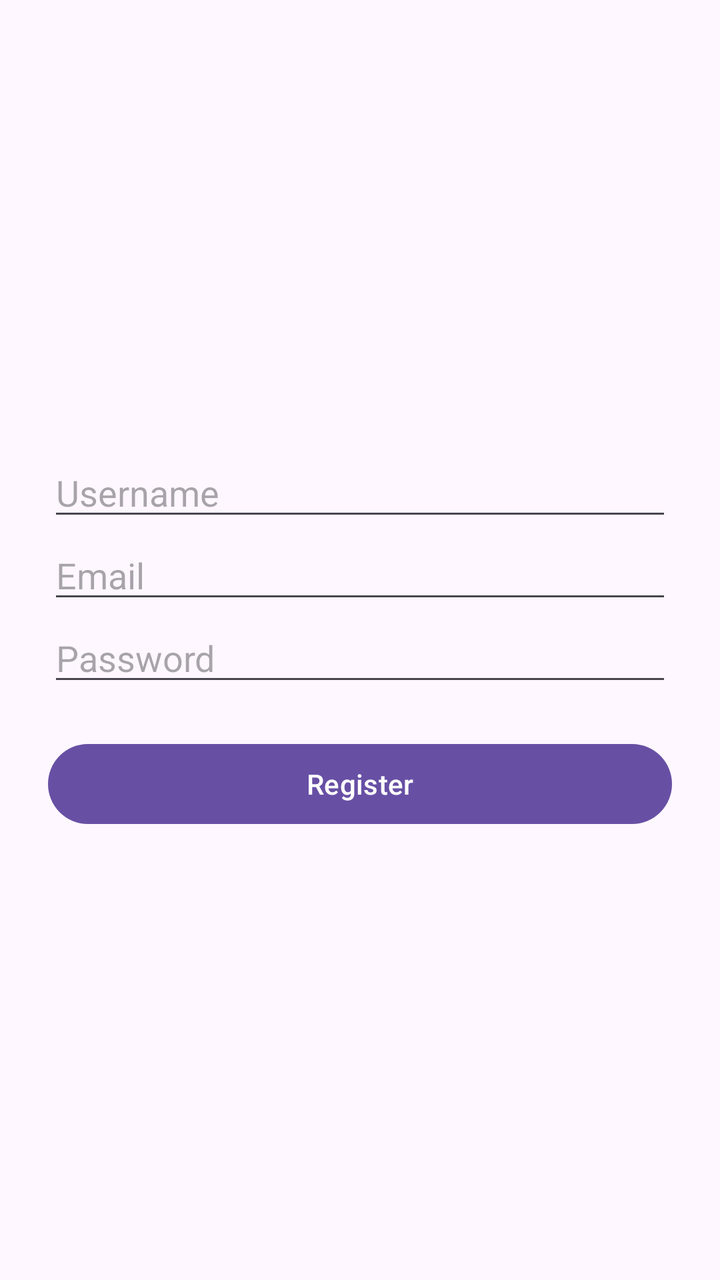
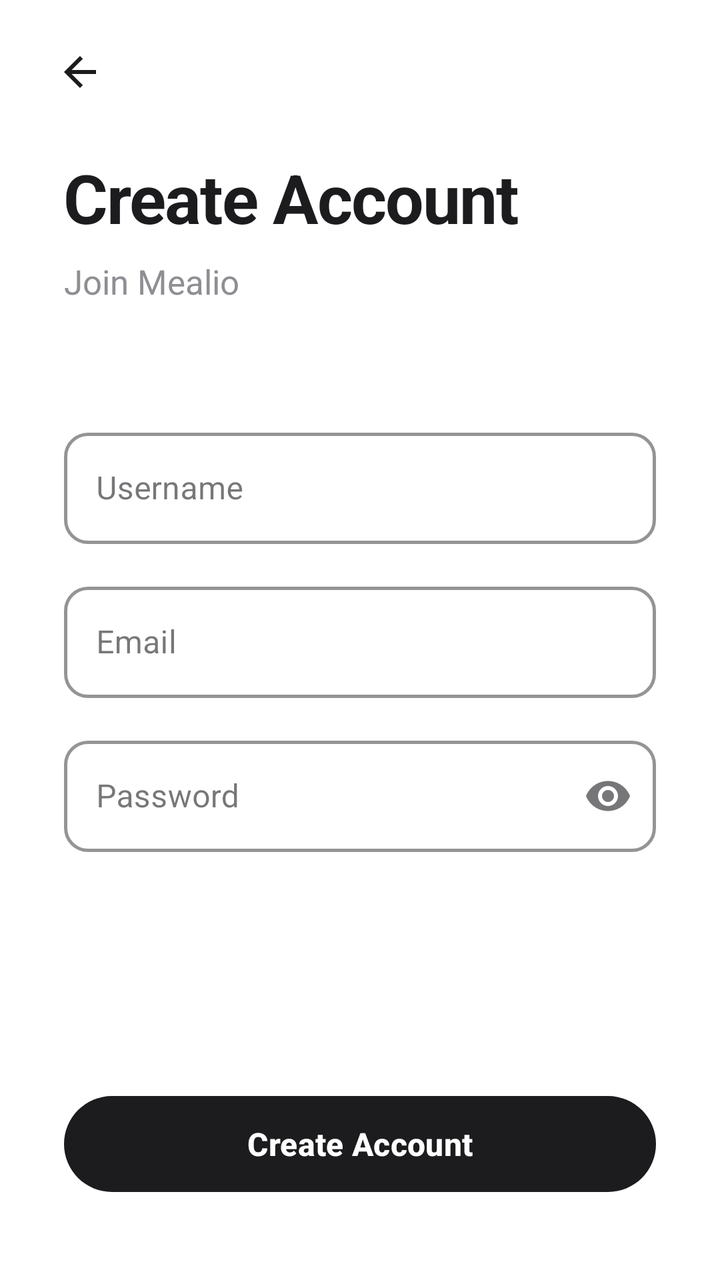

Two renders of the same Android screen: before a commit and after it. Below are the layout's source before the change and the commit's diff.
<!-- AndroidManifest.xml: application theme Theme.Mealio -->
<!-- res/layout/activity_create.xml -->
<LinearLayout xmlns:android="http://schemas.android.com/apk/res/android"
    android:layout_width="match_parent"
    android:layout_height="match_parent"
    android:orientation="vertical"
    android:padding="24dp"
    android:gravity="center">

    <EditText
        android:id="@+id/username"
        android:layout_width="match_parent"
        android:layout_height="wrap_content"
        android:hint="Username"
        />

    <EditText
        android:id="@+id/email"
        android:layout_width="match_parent"
        android:layout_height="wrap_content"
        android:hint="Email"
        />

    <EditText
        android:id="@+id/password"
        android:layout_width="match_parent"
        android:layout_height="wrap_content"
        android:hint="Password"
        android:inputType="textPassword"
        />

    <Button
        android:id="@+id/createAccount"
        android:layout_width="match_parent"
        android:layout_height="wrap_content"
        android:text="Register"
        android:layout_marginTop="20dp"
        />

</LinearLayout>
<!-- resources referenced by this layout -->
<resources>
  <style name="Theme.Mealio" parent="Base.Theme.Mealio" />
  <style name="Base.Theme.Mealio" parent="Theme.Material3.DayNight.NoActionBar">
          
          
      </style>
</resources>

<!-- the commit's change to res/layout/activity_create.xml (unified diff, before → after) -->
@@ -1,38 +1,146 @@
+<?xml version="1.0" encoding="utf-8"?>
 <LinearLayout xmlns:android="http://schemas.android.com/apk/res/android"
+    xmlns:app="http://schemas.android.com/apk/res-auto"
     android:layout_width="match_parent"
     android:layout_height="match_parent"
     android:orientation="vertical"
-    android:padding="24dp"
-    android:gravity="center">
+    android:background="#FFFFFF">
 
-    <EditText
-        android:id="@+id/username"
+    <ImageButton
+        android:id="@+id/back"
+        android:layout_width="48dp"
+        android:layout_height="48dp"
+        android:layout_marginTop="12dp"
+        android:layout_marginStart="16dp"
+        android:src="@drawable/ic_arrow_back"
+        app:tint="#1C1C1E"
+        android:background="?attr/selectableItemBackgroundBorderless"
+        android:contentDescription="Back" />
+
+    <LinearLayout
         android:layout_width="match_parent"
-        android:layout_height="wrap_content"
-        android:hint="Username"
-        />
+        android:layout_height="0dp"
+        android:layout_weight="1"
+        android:orientation="vertical"
+        android:paddingStart="32dp"
+        android:paddingEnd="32dp">
 
-    <EditText
-        android:id="@+id/email"
-        android:layout_width="match_parent"
-        android:layout_height="wrap_content"
-        android:hint="Email"
-        />
+        <TextView
+            android:layout_width="wrap_content"
+            android:layout_height="wrap_content"
+            android:layout_marginTop="16dp"
+            android:text="Create Account"
+            android:textSize="34sp"
+            android:textStyle="bold"
+            android:textColor="#1C1C1E"
+            android:letterSpacing="-0.02" />
 
-    <EditText
-        android:id="@+id/password"
-        android:layout_width="match_parent"
-        android:layout_height="wrap_content"
-        android:hint="Password"
-        android:inputType="textPassword"
-        />
+        <TextView
+            android:layout_width="wrap_content"
+            android:layout_height="wrap_content"
+            android:layout_marginTop="8dp"
+            android:text="Join Mealio"
+            android:textSize="17sp"
+            android:textColor="#8E8E93" />
 
-    <Button
-        android:id="@+id/createAccount"
-        android:layout_width="match_parent"
-        android:layout_height="wrap_content"
-        android:text="Register"
-        android:layout_marginTop="20dp"
-        />
+        <View
+            android:layout_width="match_parent"
+            android:layout_height="0dp"
+            android:layout_weight="1" />
+
+        <com.google.android.material.textfield.TextInputLayout
+            android:id="@+id/usernameLayout"
+            style="@style/Widget.MaterialComponents.TextInputLayout.OutlinedBox"
+            android:layout_width="match_parent"
+            android:layout_height="wrap_content"
+            android:hint="Username"
+            app:boxCornerRadiusTopStart="12dp"
+            app:boxCornerRadiusTopEnd="12dp"
+            app:boxCornerRadiusBottomStart="12dp"
+            app:boxCornerRadiusBottomEnd="12dp"
+            app:boxStrokeColor="#E5E5EA"
+            app:boxStrokeWidth="1.5dp"
+            app:hintTextColor="#8E8E93">
+
+            <com.google.android.material.textfield.TextInputEditText
+                android:id="@+id/username"
+                android:layout_width="match_parent"
+                android:layout_height="wrap_content"
+                android:inputType="text"
+                android:textColor="#1C1C1E"
+                android:textSize="16sp" />
+        </com.google.android.material.textfield.TextInputLayout>
+
+        <com.google.android.material.textfield.TextInputLayout
+            android:id="@+id/emailLayout"
+            style="@style/Widget.MaterialComponents.TextInputLayout.OutlinedBox"
+            android:layout_width="match_parent"
+            android:layout_height="wrap_content"
+            android:layout_marginTop="16dp"
+            android:hint="Email"
+            app:boxCornerRadiusTopStart="12dp"
+            app:boxCornerRadiusTopEnd="12dp"
+            app:boxCornerRadiusBottomStart="12dp"
+            app:boxCornerRadiusBottomEnd="12dp"
+            app:boxStrokeColor="#E5E5EA"
+            app:boxStrokeWidth="1.5dp"
+            app:hintTextColor="#8E8E93">
+
+            <com.google.android.material.textfield.TextInputEditText
+                android:id="@+id/email"
+                android:layout_width="match_parent"
+                android:layout_height="wrap_content"
+                android:inputType="textEmailAddress"
+                android:textColor="#1C1C1E"
+                android:textSize="16sp" />
+        </com.google.android.material.textfield.TextInputLayout>
+
+        <com.google.android.material.textfield.TextInputLayout
+            android:id="@+id/passwordLayout"
+            style="@style/Widget.MaterialComponents.TextInputLayout.OutlinedBox"
+            android:layout_width="match_parent"
+            android:layout_height="wrap_content"
+            android:layout_marginTop="16dp"
+            android:hint="Password"
+            app:boxCornerRadiusTopStart="12dp"
+            app:boxCornerRadiusTopEnd="12dp"
+            app:boxCornerRadiusBottomStart="12dp"
+            app:boxCornerRadiusBottomEnd="12dp"
+            app:boxStrokeColor="#E5E5EA"
+            app:boxStrokeWidth="1.5dp"
+            app:hintTextColor="#8E8E93"
+            app:endIconMode="password_toggle">
+
+            <com.google.android.material.textfield.TextInputEditText
+                android:id="@+id/password"
+                android:layout_width="match_parent"
+                android:layout_height="wrap_content"
+                android:inputType="textPassword"
+                android:textColor="#1C1C1E"
+                android:textSize="16sp" />
+        </com.google.android.material.textfield.TextInputLayout>
+
+        <View
+            android:layout_width="match_parent"
+            android:layout_height="0dp"
+            android:layout_weight="2" />
+
+        <com.google.android.material.button.MaterialButton
+            android:id="@+id/createAccount"
+            android:layout_width="match_parent"
+            android:layout_height="56dp"
+            android:text="Create Account"
+            android:textSize="16sp"
+            android:textStyle="bold"
+            android:textColor="#FFFFFF"
+            app:backgroundTint="#1C1C1E"
+            app:cornerRadius="28dp"
+            app:elevation="0dp" />
+
+        <View
+            android:layout_width="match_parent"
+            android:layout_height="40dp" />
+
+    </LinearLayout>
 
 </LinearLayout>
<!-- resource entries referenced after the edit -->
@@ -1,5 +1,16 @@
 <!-- resources referenced by this layout -->
 <resources>
+  <!-- drawable ic_arrow_back (drawable) -->
+  <vector xmlns:android="http://schemas.android.com/apk/res/android"
+      android:width="24dp"
+      android:height="24dp"
+      android:viewportWidth="24"
+      android:viewportHeight="24"
+      android:tint="#1C1C1E">
+    <path
+        android:fillColor="@android:color/white"
+        android:pathData="M20,11H7.83l5.59,-5.59L12,4l-8,8 8,8 1.41,-1.41L7.83,13H20v-2z"/>
+  </vector>
   <style name="Theme.Mealio" parent="Base.Theme.Mealio" />
   <style name="Base.Theme.Mealio" parent="Theme.Material3.DayNight.NoActionBar">
           
